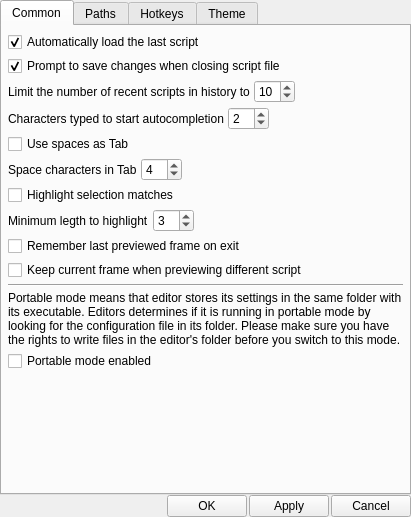
Old version of the form src/settings/settings_dialog.ui in the repository YomikoR/VapourSynth-Editor.
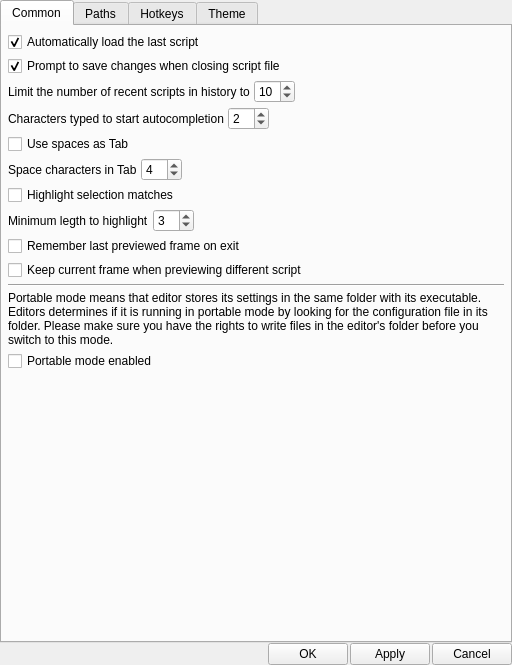
New version of the form.

Commit message: Larger settings dialog to remove the warning.

```diff
--- a/src/settings/settings_dialog.ui
+++ b/src/settings/settings_dialog.ui
@@ -6,8 +6,8 @@
    <rect>
     <x>0</x>
     <y>0</y>
-    <width>411</width>
-    <height>517</height>
+    <width>512</width>
+    <height>665</height>
    </rect>
   </property>
   <property name="windowTitle">
```
The commit also changes 1 other file.
